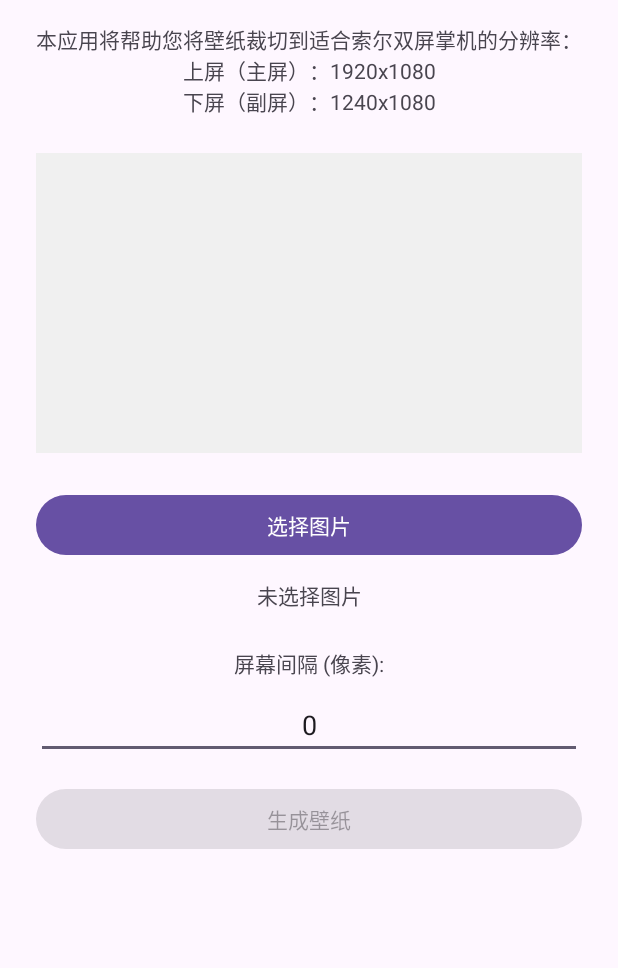
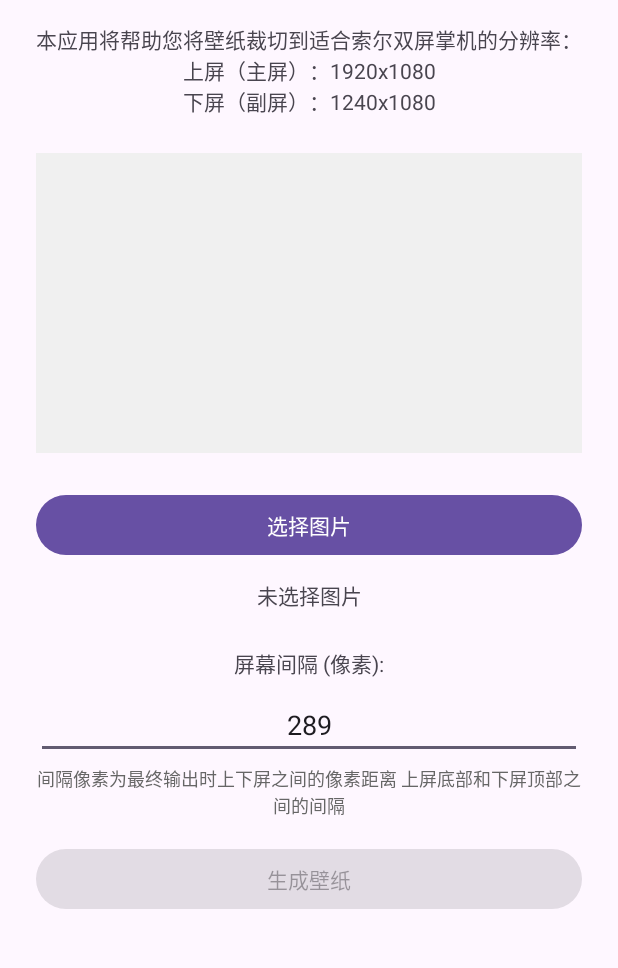
Before and after one commit to adam-ikari/ThorWallpaperTool, an Android app: the screen it shows after launch (MainActivity), on a phone screen of 412 x 824 dp, the part 90-1058 px from its top. Run offline under Robolectric (Android 15) with nearby library versions, the phone set to English and light mode, and no system bars.

Commit message:
fix: 完善间隔像素处理逻辑和UI优化
- 修正间隔像素计算：将间隔加到上屏高度，裁切时按缩放比例减去
- 添加间隔像素说明文字，明确间隔定义和作用
- 根据实际物理距离(2cm)重新计算默认间隔值为289像素
- 优化用户界面，提供更清晰的间隔像素使用指导

```diff
--- a/app/src/main/res/layout/activity_main.xml
+++ b/app/src/main/res/layout/activity_main.xml
@@ -101,11 +101,26 @@
                 android:layout_marginTop="8dp"
                 android:layout_marginEnd="24dp"
                 android:inputType="number"
-                android:text="0"
+                android:text="289"
                 android:textAlignment="center"
                 app:layout_constraintEnd_toEndOf="parent"
                 app:layout_constraintStart_toStartOf="parent"
                 app:layout_constraintTop_toBottomOf="@id/gapLabel" />
+
+            <TextView
+                android:id="@+id/gapDescription"
+                android:layout_width="0dp"
+                android:layout_height="wrap_content"
+                android:layout_marginStart="24dp"
+                android:layout_marginTop="4dp"
+                android:layout_marginEnd="24dp"
+                android:text="@string/gap_description"
+                android:textAlignment="center"
+                android:textSize="12sp"
+                android:textColor="#666666"
+                app:layout_constraintEnd_toEndOf="parent"
+                app:layout_constraintStart_toStartOf="parent"
+                app:layout_constraintTop_toBottomOf="@id/editGap" />
 
             <Button
                 android:id="@+id/btnProcessImage"
@@ -118,7 +133,7 @@
                 android:enabled="false"
                 app:layout_constraintEnd_toEndOf="parent"
                 app:layout_constraintStart_toStartOf="parent"
-                app:layout_constraintTop_toBottomOf="@id/editGap" />
+                app:layout_constraintTop_toBottomOf="@id/gapDescription" />
 
             <ProgressBar
                 android:id="@+id/progressBar"
--- a/app/src/main/res/values/strings.xml
+++ b/app/src/main/res/values/strings.xml
@@ -7,7 +7,9 @@
     <string name="btn_select_image">选择图片</string>
     <string name="no_image_selected">未选择图片</string>
     <string name="gap_label">屏幕间隔 (像素):</string>
-    <string name="gap_hint">输入间隔像素数 (默认: 0)</string>
+    <string name="gap_hint">输入间隔像素数 (建议: 289，对应2cm物理距离)</string>
+    <string name="gap_description">间隔像素为最终输出时上下屏之间的像素距离
+上屏底部和下屏顶部之间的间隔</string>
     <string name="ppi_compensation_label">启用PPI补偿 (下屏放大1.1倍)</string>
     <string name="btn_process_image">生成壁纸</string>
     <string name="loading_image_error">加载图片失败</string>
```
Also changed, not shown: app/src/main/java/com/adam/thorwallpapertool/ImageProcessor.kt (+14 -7 lines).
